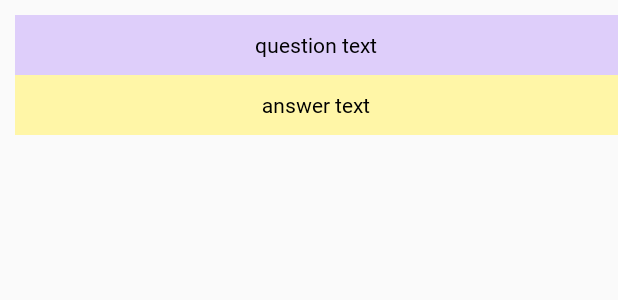
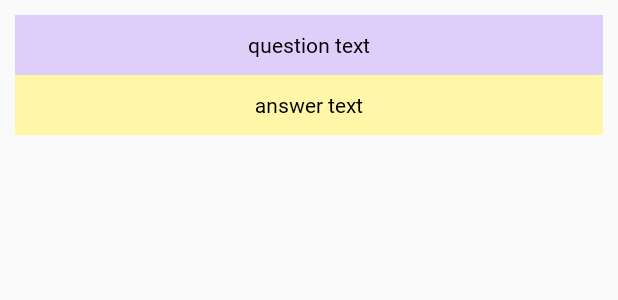
Before and after one commit to yoonkyoungchoi/JAVA_SORA, an Android app: the layout question_list_item.xml on its own in the app's theme, with its tools: preview values and no code run, on a phone screen of 412 x 824 dp. Shown: the top 300 px of the screen. Run offline under Robolectric (Android 15) with nearby library versions, the phone set to English and light mode, and no system bars.

Commit message:
질문 리스트 디자인 조금 commit

```diff
--- a/app/src/main/res/layout/question_list_item.xml
+++ b/app/src/main/res/layout/question_list_item.xml
@@ -14,6 +14,7 @@
         android:layout_height="40dp"
         android:text="question text"
         android:layout_marginLeft="10dp"
+        android:layout_marginRight="10dp"
         android:layout_marginTop="10dp"
         android:gravity="center"
         android:fontFamily="@font/imcresoojin"
@@ -27,6 +28,7 @@
         android:layout_height="40dp"
         android:text="answer text"
         android:layout_marginLeft="10dp"
+        android:layout_marginRight="10dp"
         android:background="#FFF6A7"
         android:gravity="center"
         android:textColor="@android:color/black"
```
